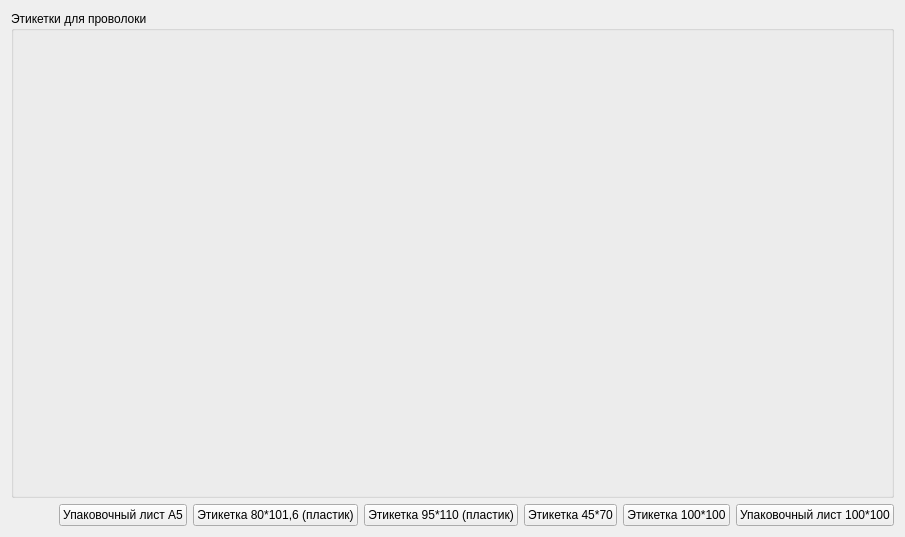
Above: formlabelswire.ui from Sergeyego/warehouse before the change. Below: the same form after it.
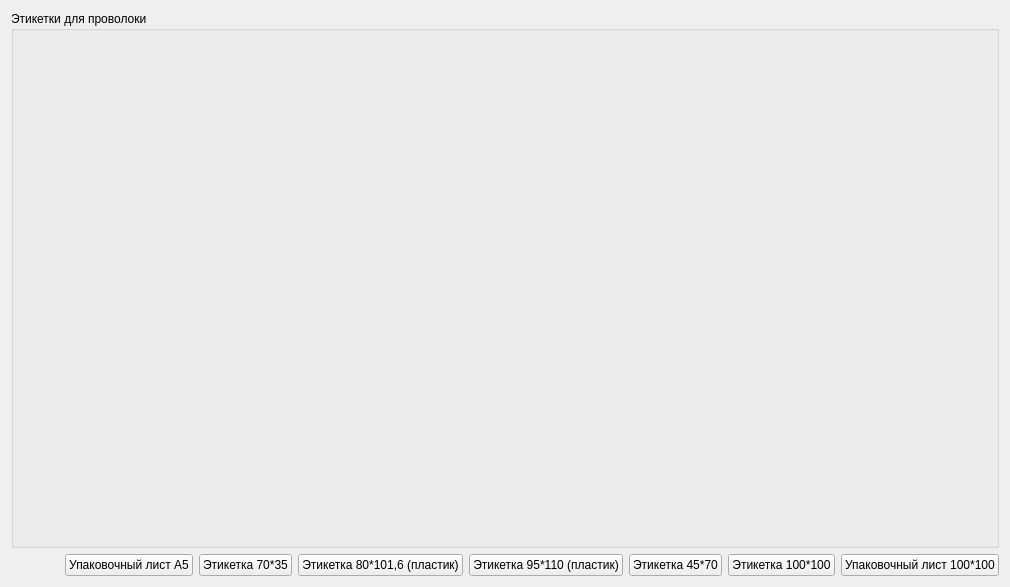
That is the form after the change.

Commit message: этикетка 70*35

```diff
--- a/formlabelswire.ui
+++ b/formlabelswire.ui
@@ -6,8 +6,8 @@
    <rect>
     <x>0</x>
     <y>0</y>
-    <width>905</width>
-    <height>537</height>
+    <width>1010</width>
+    <height>587</height>
    </rect>
   </property>
   <property name="windowTitle">
@@ -50,6 +50,13 @@
        </property>
       </widget>
      </item>
+     <item>
+      <widget class="QPushButton" name="pushButton70_35">
+       <property name="text">
+        <string>Этикетка 70*35</string>
+       </property>
+      </widget>
+     </item>
      <item>
       <widget class="QPushButton" name="pushButton80_1016">
        <property name="text">
```
The commit also changes 5 other files.
